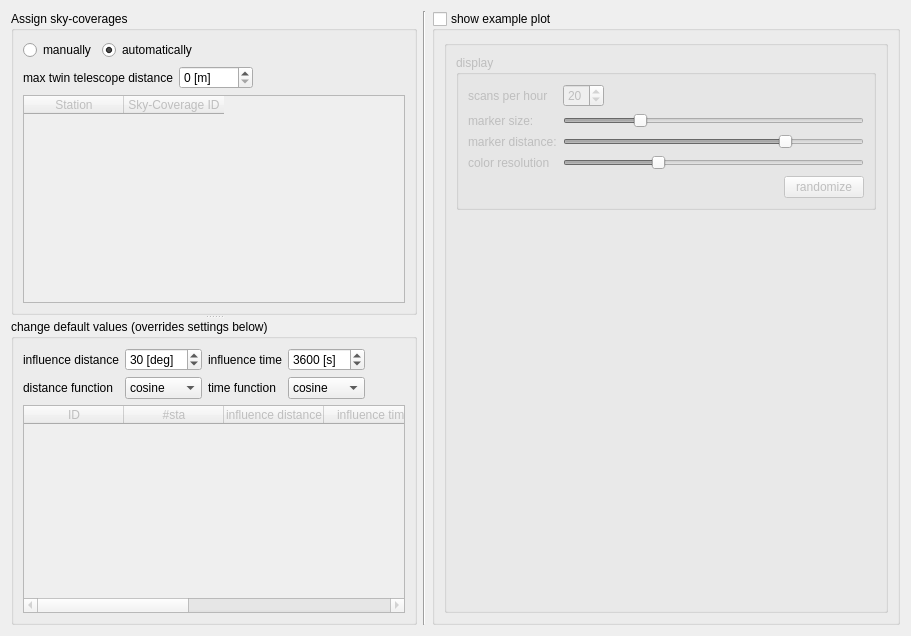
The window that Widgets/skycovwidget.ui (TUW-VieVS/VieSchedppGUI) describes before a commit, drawn with Qt 5.
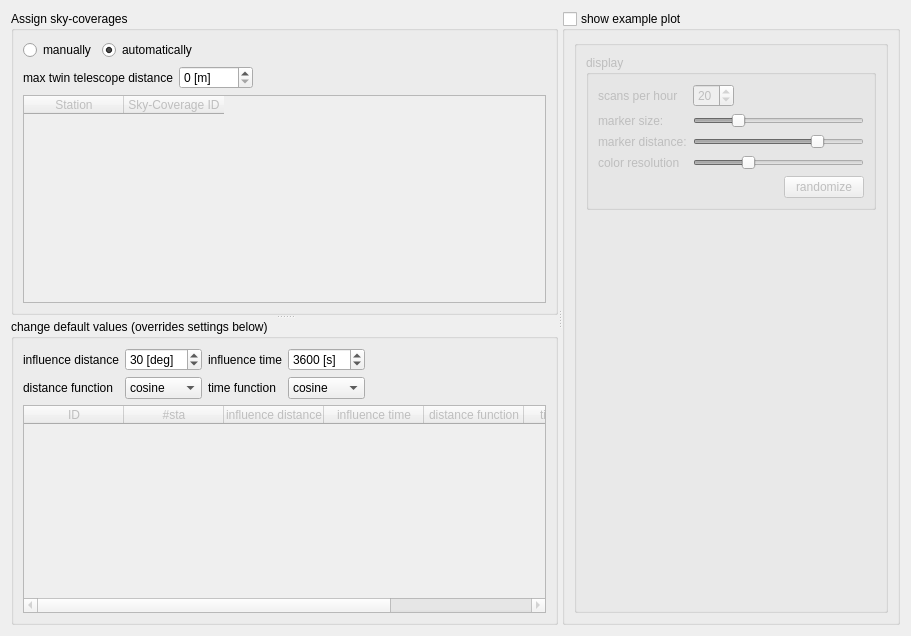
The same window after the commit.

The edit to the form file:
```diff
--- a/Widgets/skycovwidget.ui
+++ b/Widgets/skycovwidget.ui
@@ -15,6 +15,10 @@
   </property>
   <layout class="QHBoxLayout" name="horizontalLayout">
    <item>
+    <widget class="QSplitter" name="splitter_2">
+     <property name="orientation">
+      <enum>Qt::Horizontal</enum>
+     </property>
     <widget class="QSplitter" name="splitter">
      <property name="orientation">
       <enum>Qt::Vertical</enum>
@@ -303,15 +307,6 @@
       </layout>
      </widget>
     </widget>
-   </item>
-   <item>
-    <widget class="Line" name="line">
-     <property name="orientation">
-      <enum>Qt::Vertical</enum>
-     </property>
-    </widget>
-   </item>
-   <item>
     <widget class="QGroupBox" name="groupBox_3">
      <property name="title">
       <string>show example plot</string>
@@ -538,6 +533,7 @@
        </widget>
       </item>
      </layout>
+     </widget>
     </widget>
    </item>
   </layout>
```
Lines whose indentation alone changed are shown as unchanged.
